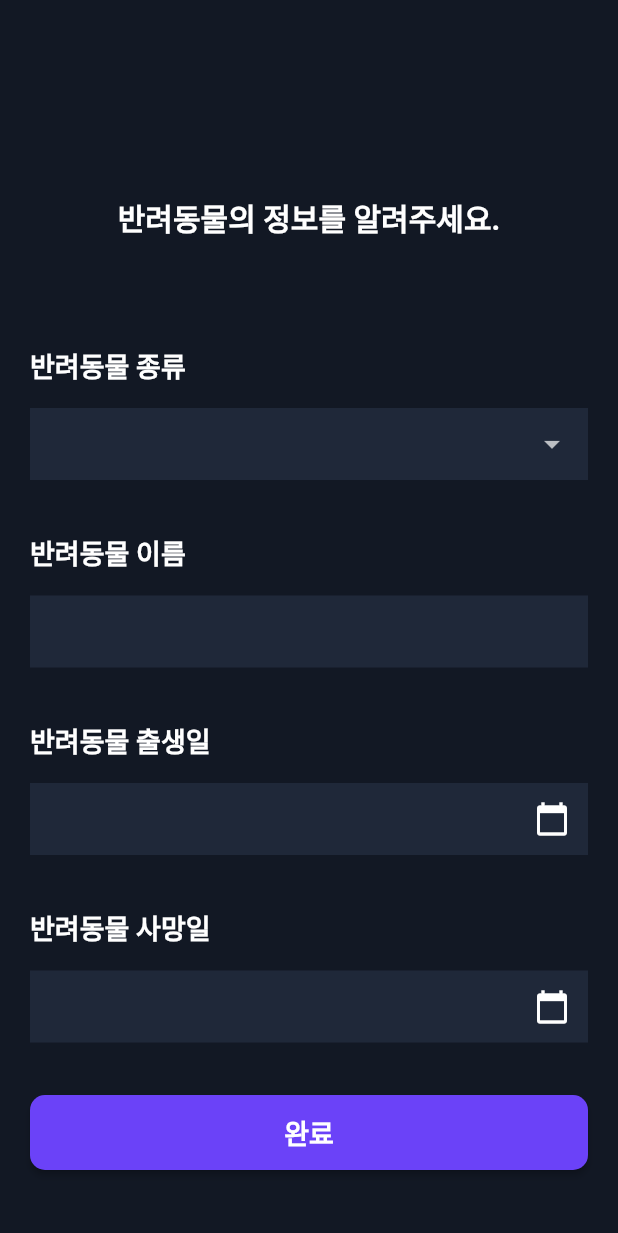
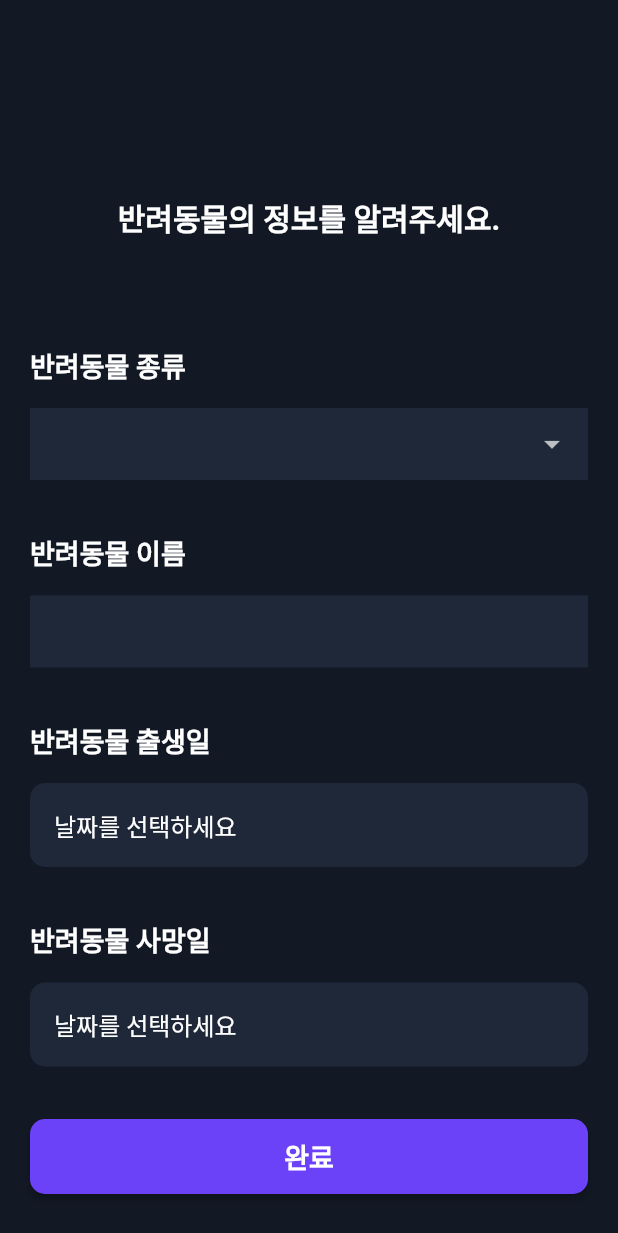
Before and after one commit to Miribyeol/MIRI-APP, a Flutter app: the PetInfoInputScreen screen opened by its route, on a phone screen of 412 x 824 dp. Shown: the top 1233 px of the screen. Run offline on Flutter 3.47's test engine with Material 2 defaults, Android fonts, the phone set to English and light mode, and no system bars; our stand-ins replace flutter_dotenv, flutter_secure_storage; missing offline and left inert: kakao_flutter_sdk; accounts and stored records are empty; network calls fail.

Commit message:
pet_info_input.dart 수정

```diff
--- a/lib/main.dart
+++ b/lib/main.dart
@@ -48,7 +48,8 @@ class MyApp extends StatelessWidget {
             }
           }
         },
-      ), //home:OnboardingScreen();
+      ),
+      // home:OnboardingScreen();
       routes: {
         '/login': (context) => LoginScreen(kakaoLoginService: kakaoLogin),
         '/start': (context) => const StartScreen(),
--- a/lib/screens/onboarding.dart
+++ b/lib/screens/onboarding.dart
@@ -162,6 +162,7 @@ class OnboardingScreen extends StatelessWidget {
     );
   }
 }
+
 class LogoScreen extends StatefulWidget {
   @override
   _LogoScreenState createState() => _LogoScreenState();
@@ -173,10 +174,11 @@ class _LogoScreenState extends State<LogoScreen> {
     super.initState();
 
     // 3초 동안 대기 후 start.dart 화면으로 이동
-    Future.delayed(Duration(seconds: 3), () {
+    Future.delayed(Duration(seconds: 1), () {
       Navigator.of(context).pushReplacementNamed('/start');
     });
   }
+
   @override
   Widget build(BuildContext context) {
     return Scaffold(
--- a/lib/screens/pet_info_input.dart
+++ b/lib/screens/pet_info_input.dart
@@ -1,4 +1,5 @@
 import 'package:flutter/material.dart';
+import 'package:flutter/cupertino.dart'; // Cupertino 패키지 추가
 import 'package:flutter_secure_storage/flutter_secure_storage.dart';
 import 'package:http/http.dart' as http;
 import 'dart:convert';
@@ -15,8 +16,8 @@ class PetInfoInputScreen extends StatefulWidget {
 class _PetInfoInputScreenState extends State<PetInfoInputScreen> {
   String? name;
   String? species;
-  String? birthday;
-  String? deathday;
+  DateTime? birthday;
+  DateTime? deathday;
 
   final _storage = const FlutterSecureStorage();
 
@@ -40,15 +41,15 @@ class _PetInfoInputScreenState extends State<PetInfoInputScreen> {
         PetInput petInfo = PetInput(
           name: name!,
           species: species!,
-          birthday: birthday!,
-          deathday: deathday!,
+          birthday: birthday!.toLocal().toString(), // 날짜를 문자열로 변환
+          deathday: deathday!.toLocal().toString(), // 날짜를 문자열로 변환
         );
 
         var url = Uri.parse('http://203.250.32.29:3000/pet');
         var response = await http.post(
           url,
           headers: {
-            'Authorization': 'Bearer $storedToken', // 토큰값을 헤더에 넣어서 전송
+            'Authorization': 'Bearer $storedToken',
             'Content-Type': 'application/json',
           },
           body: jsonEncode(petInfo.toJson()),
@@ -84,6 +85,75 @@ class _PetInfoInputScreenState extends State<PetInfoInputScreen> {
     } catch (error) {
       print('반려동물 정보 등록 오류: $error');
     }
+  }
+
+  Widget _buildDateSelector(
+    String labelText,
+    DateTime? selectedDate,
+    Function(DateTime?) onDateSelected,
+  ) {
+    return Column(
+      crossAxisAlignment: CrossAxisAlignment.stretch,
+      children: [
+        Text(
+          labelText,
+          style: const TextStyle(
+            color: Colors.white,
+            fontSize: 18.0,
+            fontWeight: FontWeight.bold,
+          ),
+        ),
+        const SizedBox(height: 15.0),
+        GestureDetector(
+          onTap: () async {
+            DateTime? pickedDate = await showCupertinoModalPopup(
+              context: context,
+              builder: (BuildContext context) {
+                return ClipRRect(
+                  borderRadius: BorderRadius.circular(50),
+                  child: SizedBox(
+                    height: 300,
+                    child: CupertinoDatePicker(
+                      mode: CupertinoDatePickerMode.date,
+                      initialDateTime: selectedDate ?? DateTime.now(),
+                      maximumYear: DateTime.now().year,
+                      onDateTimeChanged: (DateTime newDateTime) {
+                        onDateSelected(newDateTime);
+                      },
+                      backgroundColor: const Color(0xFF121824),
+                    ),
+                  ),
+                );
+              },
+            );
+
+            if (pickedDate != null) {
+              // 날짜를 선택한 경우에만 CupertinoDatePicker를 닫습니다.
+              Navigator.of(context, rootNavigator: true).pop();
+            }
+          },
+          child: Container(
+            decoration: BoxDecoration(
+              color: Color(0xFF1F2839),
+              borderRadius: BorderRadius.circular(10),
+            ),
+            padding: const EdgeInsets.all(16.0),
+            child: DefaultTextStyle(
+              style: TextStyle(
+                color: Colors.white,
+                fontSize: 16.0,
+              ),
+              child: Text(
+                selectedDate != null
+                    ? "${selectedDate.toLocal().year}년 ${selectedDate.toLocal().month}월 ${selectedDate.toLocal().day}일"
+                    : "날짜를 선택하세요",
+              ),
+            ),
+          ),
+        ),
+        const SizedBox(height: 35.0),
+      ],
+    );
   }
 
   @override
@@ -170,78 +240,24 @@ class _PetInfoInputScreenState extends State<PetInfoInputScreen> {
                   },
                 ),
                 const SizedBox(height: 35.0),
-                const Text(
+                _buildDateSelector(
                   '반려동물 출생일',
-                  style: TextStyle(
-                    color: Colors.white,
-                    fontSize: 18.0,
-                    fontWeight: FontWeight.bold,
-                  ),
+                  birthday,
+                  (pickedDate) {
+                    setState(() {
+                      birthday = pickedDate;
+                    });
+                  },
                 ),
-                const SizedBox(height: 15.0),
-                TextFormField(
-                  readOnly: true,
-                  onTap: () async {
-                    DateTime? pickedDate = await showDatePicker(
-                      context: context,
-                      initialDate: DateTime.now(),
-                      firstDate: DateTime(2000),
-                      lastDate: DateTime.now(),
-                    );
-                    if (pickedDate != null) {
-                      setState(() {
-                        birthday = pickedDate.toString();
-                      });
-                    }
+                _buildDateSelector(
+                  '반려동물 사망일',
+                  deathday,
+                  (pickedDate) {
+                    setState(() {
+                      deathday = pickedDate;
+                    });
                   },
-                  decoration: const InputDecoration(
-                    border: InputBorder.none,
-                    fillColor: Color(0xFF1F2839),
-                    filled: true,
-                    suffixIcon: Icon(
-                      Icons.calendar_today,
-                      color: Colors.white,
-                    ),
-                  ),
-                  controller: TextEditingController(text: birthday),
                 ),
-                const SizedBox(height: 35.0),
-                const Text(
-                  '반려동물 사망일',
-                  style: TextStyle(
-                    color: Colors.white,
-                    fontSize: 18.0,
-                    fontWeight: FontWeight.bold,
-                  ),
-                ),
-                const SizedBox(height: 15.0),
-                TextFormField(
-                  readOnly: true,
-                  onTap: () async {
-                    DateTime? pickedDate = await showDatePicker(
-                      context: context,
-                      initialDate: DateTime.now(),
-                      firstDate: DateTime(2000),
-                      lastDate: DateTime.now(),
-                    );
-                    if (pickedDate != null) {
-                      setState(() {
-                        deathday = pickedDate.toString();
-                      });
-                    }
-                  },
-                  decoration: const InputDecoration(
-                    border: InputBorder.none,
-                    fillColor: Color(0xFF1F2839),
-                    filled: true,
-                    suffixIcon: Icon(
-                      Icons.calendar_today,
-                      color: Colors.white,
-                    ),
-                  ),
-                  controller: TextEditingController(text: deathday),
-                ),
-                const SizedBox(height: 35.0),
                 ElevatedButton(
                   onPressed: () {
                     registerPetInfo();
--- a/pubspec.yaml
+++ b/pubspec.yaml
@@ -39,7 +39,7 @@ dependencies:
 
     # The following adds the Cupertino Icons font to your application.
     # Use with the CupertinoIcons class for iOS style icons.
-    cupertino_icons: ^1.0.2
+    cupertino_icons: ^1.0.6
     shared_preferences: ^2.2.0
     flutter_dotenv: ^5.1.0
     flutter_secure_storage: ^8.0.0
```
Also changed, not shown: pubspec.lock.
